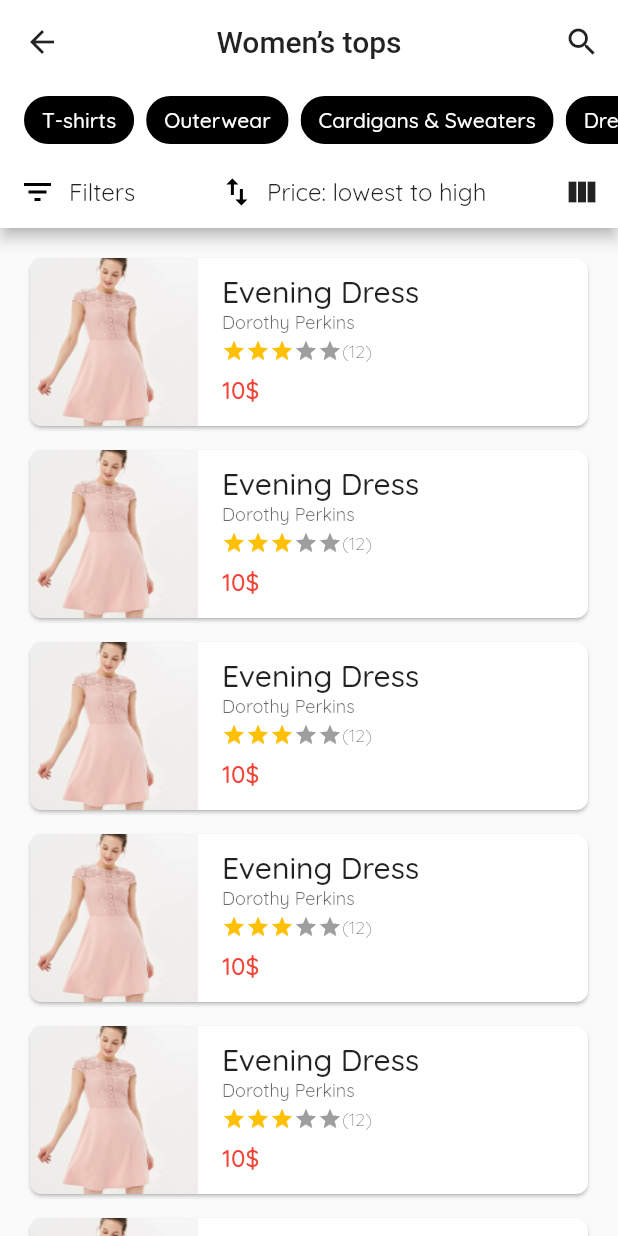
After one commit to dangngocduc/flutter_ecommerce_mobile, a Flutter app: the CatalogPage screen opened directly, on a phone screen of 412 x 824 dp. The commit adds this screen. Run offline on Flutter 3.47's test engine with Material 2 defaults, Android fonts, the phone set to English and light mode, and no system bars; drawn by our look-alikes of flutter_rating_bar; our stand-ins replace flutter_svg, google_fonts.

Commit message:
[DEV] Update catalog page

```diff
--- a/lib/features.dart
+++ b/lib/features.dart
@@ -1,3 +1,5 @@
 export 'features/main_page.dart';
 
 export 'features/home_page.dart';
+
+export 'features/shop/catalog_page.dart';
--- /dev/null
+++ b/lib/features/shop/catalog_page.dart
@@ -0,0 +1,86 @@
+import 'package:flutter/cupertino.dart';
+import 'package:flutter/material.dart';
+
+import 'package:template_app/widgets.dart';
+
+class CatalogPage extends StatefulWidget {
+
+  static go(BuildContext context) {
+    Navigator.of(context).push(CupertinoPageRoute(builder: (context) => CatalogPage()));
+  }
+
+  @override
+  _CatalogPageState createState() => _CatalogPageState();
+}
+
+class _CatalogPageState extends State<CatalogPage> with SingleTickerProviderStateMixin{
+
+  @override
+  void initState() {
+    super.initState();
+
+  }
+
+  @override
+  Widget build(BuildContext context) {
+    return Scaffold(
+      appBar: AppBar(
+        leading: BackButton(
+          color: Theme.of(context).colorScheme.onPrimary,
+        ),
+        title: Text('Women’s tops', style: TextStyle(color: Theme.of(context).colorScheme.onPrimary),),
+        centerTitle: true,
+        actions: <Widget>[
+          IconButton(
+              icon: Icon(
+                Icons.search,
+                color: Theme.of(context).colorScheme.onPrimary,
+              ),
+              onPressed: () {})
+        ],
+        bottom: PreferredSize(
+            child: Container(
+              height: 96,
+              child: Column(
+                children: <Widget>[
+                  Container(
+                    height: 48,
+                    child: SingleChildScrollView(
+                      scrollDirection: Axis.horizontal,
+                      padding: EdgeInsets.only(left: 16, right: 16),
+                      child: Row(
+                        children: <Widget>[
+                          RawChip(
+                              backgroundColor: Colors.black,
+                              label: Text('T-shirts', style: TextStyle(color: Colors.white),)),
+                          SizedBox(width: 8,),
+                          RawChip(
+                              backgroundColor: Colors.black,
+                              label: Text('Outerwear', style: TextStyle(color: Colors.white),)),
+                          SizedBox(width: 8,),
+                          RawChip(
+                              backgroundColor: Colors.black,
+                              label: Text('Cardigans & Sweaters', style: TextStyle(color: Colors.white),)),
+                          SizedBox(width: 8,),
+                          RawChip(
+                              backgroundColor: Colors.black,
+                              label: Text('Dresses', style: TextStyle(color: Colors.white),))
+                        ],
+                      ),
+                    ),
+                  ),
+                  SortFilterWidget()
+                ],
+              )
+            ),
+            preferredSize: Size.fromHeight(96)),
+      ),
+      body: ListView.separated(
+        padding: EdgeInsets.all(16),
+        itemBuilder: (context, index) => ProductCatalogWidget(),
+        itemCount: 12,
+        separatorBuilder: (context, _) => Divider(height: 8, color: Colors.transparent,),
+      )
+    );
+  }
+}
--- a/lib/features/shop/category_page.dart
+++ b/lib/features/shop/category_page.dart
@@ -34,7 +34,6 @@ class _CategoryPageState extends State<CategoryPage> {
             color: Colors.transparent,
           ),
           CategoryCardWidget(Text('Accesories'), AppIcons.categoryCard2),
-
         ],
       ),
     );
--- a/lib/theme/app_icons.dart
+++ b/lib/theme/app_icons.dart
@@ -10,5 +10,7 @@ class AppIcons {
   static const demoProduct2 = 'icons/demo_product_2.png';
   static const categoryCard1 = 'icons/category_card_1.png';
   static const categoryCard2 = 'icons/category_card_2.png';
+  static const filter = 'icons/ic_filter.svg';
+  static const sort = 'icons/ic_sort.svg';
 
 }
--- a/lib/widgets.dart
+++ b/lib/widgets.dart
@@ -1,7 +1,9 @@
 export 'widgets/product_widget.dart';
+export 'widgets/product_catalog_widget.dart';
 export 'widgets/simple_title_widget.dart';
 export 'widgets/group_products_widget.dart';
 export 'widgets/category_card_widget.dart';
+export 'widgets/sort_filter_widget.dart';
 
 export 'theme/constants.dart';
 
--- a/lib/widgets/category_card_widget.dart
+++ b/lib/widgets/category_card_widget.dart
@@ -2,11 +2,12 @@ import 'package:flutter/material.dart';
 import 'dart:developer' as developer;
 
 import 'package:flutter/widgets.dart';
+import 'package:template_app/features.dart';
 import 'package:template_app/theme/app_icons.dart';
 
 class CategoryCardWidget extends StatelessWidget {
-  Widget title;
-  String asset;
+  final Widget title;
+  final String asset;
 
   CategoryCardWidget(this.title, this.asset);
 
@@ -16,7 +17,8 @@ class CategoryCardWidget extends StatelessWidget {
 
   @override
   Widget build(BuildContext context) {
-    return Card(
+    return InkWell(
+      child: Card(
         color: Colors.white,
         semanticContainer: false,
         margin: EdgeInsets.all(0),
@@ -44,7 +46,12 @@ class CategoryCardWidget extends StatelessWidget {
           ),
         ),
         shape: RoundedRectangleBorder(
-          borderRadius: BorderRadius.all(Radius.circular(16))),
+          borderRadius: BorderRadius.all(Radius.circular(16)),
+        ),
+      ),
+      onTap: () {
+        CatalogPage.go(context);
+      },
     );
   }
 }
--- /dev/null
+++ b/lib/widgets/product_catalog_widget.dart
@@ -0,0 +1,83 @@
+import 'package:flutter/material.dart';
+import 'package:flutter_rating_bar/flutter_rating_bar.dart';
+import 'dart:developer' as developer;
+
+import 'package:template_app/theme/app_icons.dart';
+
+class ProductCatalogWidget extends StatelessWidget {
+  @override
+  Widget build(BuildContext context) {
+    return Card(
+      clipBehavior: Clip.hardEdge,
+      shape: RoundedRectangleBorder(
+        borderRadius: BorderRadius.all(Radius.circular(8))
+      ),
+      child: Container(
+        height: 112,
+        child: Row(
+          children: <Widget>[
+            AspectRatio(
+              aspectRatio: 1,
+              child: Image.asset(AppIcons.demoProduct2, fit: BoxFit.cover,),
+            ),
+            SizedBox(width: 16,),
+            Expanded(
+              child: Column(
+                crossAxisAlignment: CrossAxisAlignment.start,
+                mainAxisSize: MainAxisSize.min,
+                children: <Widget>[
+                  Text(
+                    'Evening Dress',
+                    style: Theme.of(context).textTheme.title,
+                  ),
+                  Text(
+                    'Dorothy Perkins',
+                    style: Theme.of(context).textTheme.caption.copyWith(
+                      color: Theme.of(context).hintColor,
+                    ),
+                  ),
+                  Padding(
+                    padding: EdgeInsets.symmetric(vertical: 4),
+                    child: Row(
+                      children: <Widget>[
+                        RatingBar(
+                          initialRating: 3,
+                          direction: Axis.horizontal,
+                          allowHalfRating: true,
+                          itemSize: 16,
+                          itemCount: 5,
+                          itemBuilder: (context, _) => Icon(
+                            Icons.star,
+                            color: Colors.amber,
+                            size: 16,
+                          ),
+                          onRatingUpdate: (rating) {
+                            print(rating);
+                          },
+                        ),
+                        Text('(12)', style: Theme.of(context).textTheme.caption.copyWith(
+                            fontWeight: FontWeight.w300
+                        ))
+                      ],
+                    ),
+                  ),
+                  Padding(
+                    padding: EdgeInsets.symmetric(vertical: 4),
+                    child: Row(
+                      children: <Widget>[
+                        Text('10\$', style: Theme.of(context).textTheme.subhead.copyWith(
+                          color: Colors.red,
+                          fontWeight: FontWeight.w500,
+                        ),)
+                      ],
+                    ),
+                  )
+                ],
+              ),
+            )
+          ],
+        ),
+      ),
+    );
+  }
+}
--- /dev/null
+++ b/lib/widgets/sort_filter_widget.dart
@@ -0,0 +1,48 @@
+import 'package:flutter/material.dart';
+import 'dart:developer' as developer;
+
+import 'package:flutter_svg/flutter_svg.dart';
+import 'package:template_app/theme/app_icons.dart';
+
+class SortFilterWidget extends StatefulWidget {
+  @override
+  _SortFilterWidgetState createState() => _SortFilterWidgetState();
+}
+
+class _SortFilterWidgetState extends State<SortFilterWidget> {
+  @override
+  Widget build(BuildContext context) {
+    return Container(
+      height: 48,
+      child: Row(
+        mainAxisAlignment: MainAxisAlignment.spaceBetween,
+        children: <Widget>[
+          FlatButton(
+              onPressed: null,
+              child: Row(
+                children: <Widget>[
+                  SvgPicture.asset(AppIcons.filter, color: Colors.black,),
+                  Padding(
+                    padding: EdgeInsets.only(left: 8),
+                    child: Text('Filters', style: Theme.of(context).textTheme.subhead,),
+                  )
+                ],
+              )),
+          FlatButton(
+              onPressed: null,
+              child: Row(
+                children: <Widget>[
+                  SvgPicture.asset(AppIcons.sort, color: Colors.black,),
+                  Padding(
+                    padding: EdgeInsets.only(left: 8),
+                    child: Text('Price: lowest to high', style: Theme.of(context).textTheme.subhead,),
+                  )
+                ],
+              )),
+          IconButton(icon: Icon(Icons.view_column), onPressed: (){})
+
+        ],
+      ),
+    );
+  }
+}
```
Also changed, not shown: demo/day3_catalog_ui.jpg (added), icons/ic_filter.svg (added), icons/ic_sort.svg (added), 1 other file. Lines whose indentation alone changed are shown as unchanged.
